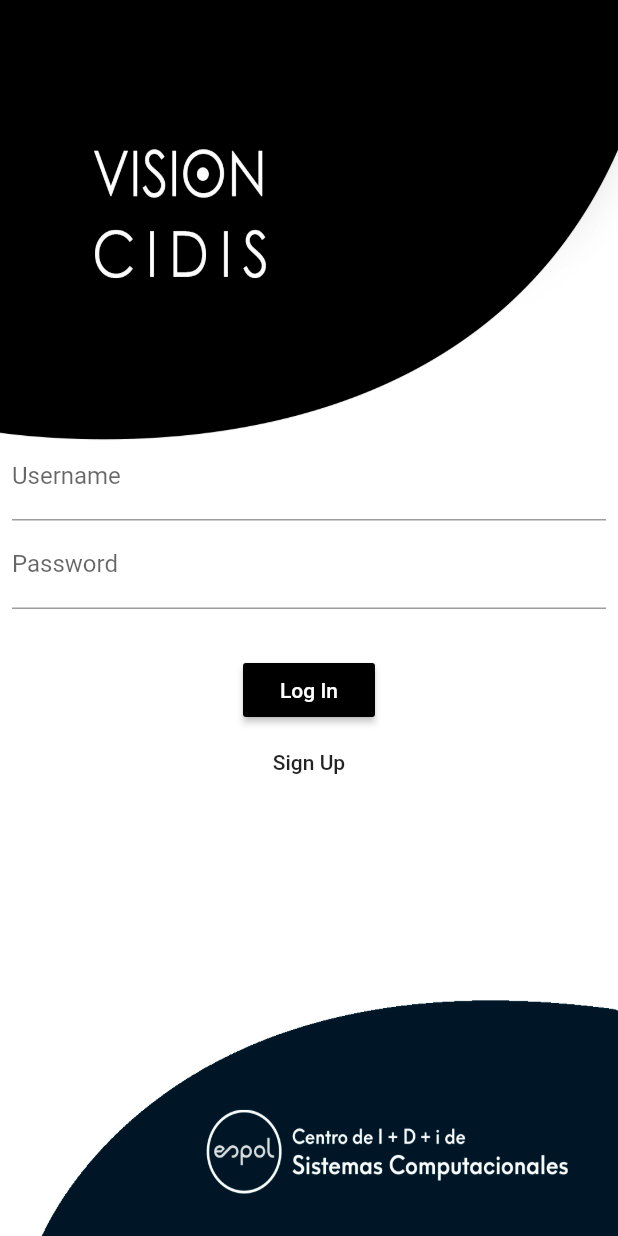
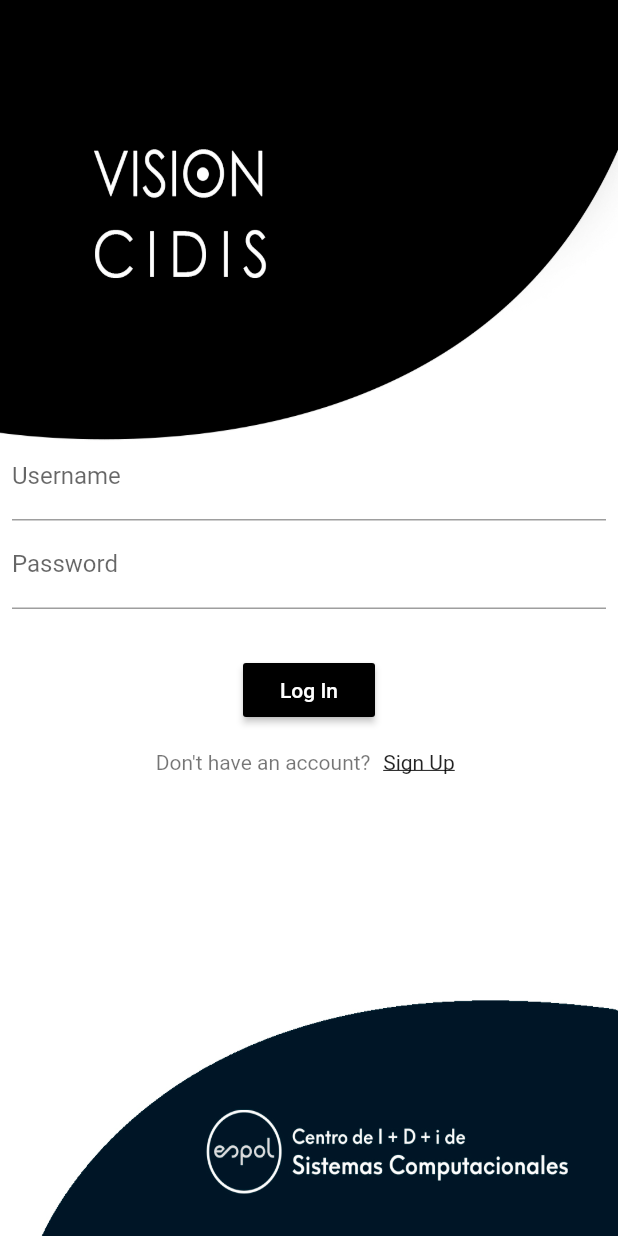
Before and after one commit to eugeniomorocho/Vision_CIDIS, a Flutter app: the screen it shows after launch, on a phone screen of 412 x 824 dp. Run offline on Flutter 3.47's test engine with Material 2 defaults, Android fonts, the phone set to English and light mode, and no system bars; our stand-ins replace flutter_secure_storage, image_picker; missing offline and left inert: image_picker_gallery_camera.

Commit message:
Se termina la pantalla principal (boton login y boton sign up).

```diff
--- a/lib/login.dart
+++ b/lib/login.dart
@@ -110,7 +110,18 @@ class LoginPage extends StatelessWidget {
                     ),
 
                     //Botón attempt SIGN UP
-                    FlatButton(
+                    Row(
+                      mainAxisAlignment: MainAxisAlignment.center,
+                      children: [
+                        Text("Don't have an account? ",
+                          style: TextStyle(
+                            color: Colors.black54,
+                          ),
+                        ),
+
+                        RawMaterialButton(
+                          constraints: BoxConstraints(),
+                          padding: EdgeInsets.all(5.0),
                           onPressed: () async {
                             var username = _usernameController.text;
                             var password = _passwordController.text;
@@ -131,7 +142,13 @@ class LoginPage extends StatelessWidget {
                               }
                             }
                           },
-                      child: Text("Sign Up"),
+                          child: Text("Sign Up",
+                            style: TextStyle(
+                              decoration: TextDecoration.underline,
+                            ),
+                          ),
+                        ),
+                      ],
                     ),
 
                     //*********************************************************************
```
Lines whose indentation alone changed are shown as unchanged.
